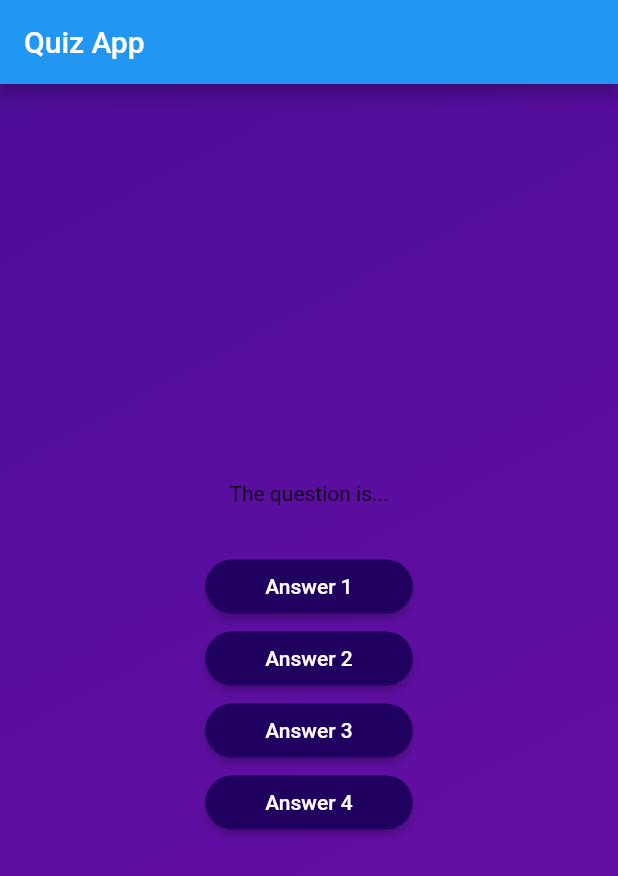
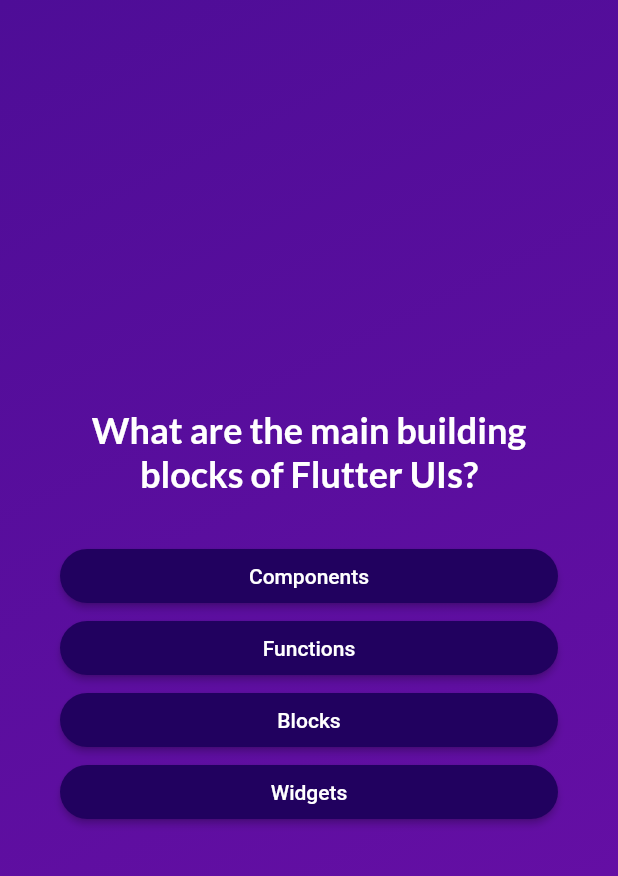
Before and after one commit to PhBouzid/quiz_app, a Flutter app: the screen it shows after launch, after a tap on "Start Quiz", on a phone screen of 412 x 824 dp. Shown: the top 876 px of the screen. Run offline on Flutter 3.47's test engine with Material 2 defaults, Android fonts, the phone set to English and light mode, and no system bars; our stand-ins replace google_fonts; missing offline and left inert: dart:ffi.

Commit message:
added result screen

```diff
--- a/lib/models/quiz_question.dart
+++ b/lib/models/quiz_question.dart
@@ -2,4 +2,10 @@ class QuizQuestion {
   const QuizQuestion(this.question, this.answers);
   final String question;
   final List<String> answers;
+
+  List<String> getShuffledAnswers() {
+    final shuffledAnswers = List.of(answers);
+    shuffledAnswers.shuffle();
+    return shuffledAnswers;
+  }
 }
--- a/lib/screens/question_screen.dart
+++ b/lib/screens/question_screen.dart
@@ -1,28 +1,59 @@
 import 'package:flutter/material.dart';
+import 'package:quiz_app/data/quiz_data.dart';
 import 'package:quiz_app/widgets/answer_button.dart';
+import 'package:google_fonts/google_fonts.dart';
 
 class QuestionScreen extends StatefulWidget {
-  const QuestionScreen({super.key});
+  const QuestionScreen({super.key, required this.onSelectAnswer});
+
+  final void Function(String) onSelectAnswer;
 
   @override
   State<QuestionScreen> createState() => _QuestionScreenState();
 }
 
 class _QuestionScreenState extends State<QuestionScreen> {
+  var currentQuestionIndex = 0;
+
+  void answerQuestion(String answer) {
+    widget.onSelectAnswer(answer);
+    setState(() {
+      currentQuestionIndex++;
+    });
+  }
+
   @override
   Widget build(BuildContext context) {
+    final currentQuestion = questions[currentQuestionIndex];
     return SizedBox(
       width: double.infinity,
-      child: Column(
-        mainAxisAlignment: MainAxisAlignment.center,
-        children: [
-          const Text('The question is...'),
-          const SizedBox(height: 30),
-          AnswerButton(answer: "Answer 1", onPressed: () {}),
-          AnswerButton(answer: "Answer 2", onPressed: () {}),
-          AnswerButton(answer: "Answer 3", onPressed: () {}),
-          AnswerButton(answer: "Answer 4", onPressed: () {}),
-        ],
+      child: Container(
+        margin: const EdgeInsets.all(40),
+        child: Column(
+          mainAxisAlignment: MainAxisAlignment.center,
+          crossAxisAlignment: CrossAxisAlignment.stretch,
+          children: [
+            Text(
+              currentQuestion.question,
+              style: GoogleFonts.lato(
+                textStyle: const TextStyle(
+                  color: Colors.white,
+                  fontSize: 24,
+                  fontWeight: FontWeight.bold,
+                ),
+              ),
+              textAlign: TextAlign.center,
+            ),
+            const SizedBox(height: 30),
+            ...currentQuestion.getShuffledAnswers().map((e) {
+              return AnswerButton(
+                  answer: e,
+                  onPressed: () {
+                    answerQuestion(e);
+                  });
+            }),
+          ],
+        ),
       ),
     );
   }
--- a/lib/screens/quiz_screen.dart
+++ b/lib/screens/quiz_screen.dart
@@ -1,5 +1,7 @@
 import 'package:flutter/material.dart';
+import 'package:quiz_app/data/quiz_data.dart';
 import 'package:quiz_app/screens/question_screen.dart';
+import 'package:quiz_app/screens/results.dart';
 import 'package:quiz_app/screens/start_screen.dart';
 import 'package:quiz_app/widgets/background.dart';
 
@@ -12,6 +14,7 @@ class Quiz extends StatefulWidget {
 }
 
 class _QuizState extends State<Quiz> {
+  List<String> selectedAnswers = [];
   var activeScreen = 1;
   BoxDecoration background = Background().decorate();
 
@@ -26,17 +29,26 @@ class _QuizState extends State<Quiz> {
     });
   }
 
+  void chooseAnswer(String answer) {
+    selectedAnswers.add(answer);
+    if (selectedAnswers.length == questions.length) {
+      setState(() {
+        //selectedAnswers = [];
+        activeScreen = 3;
+      });
+    }
+  }
+
   @override
   Widget build(BuildContext context) {
     Widget screen = StartScreen(switchScreen);
     if (activeScreen == 2) {
-      screen = const QuestionScreen();
+      screen = QuestionScreen(onSelectAnswer: chooseAnswer);
+    } else if (activeScreen == 3) {
+      screen = ResultScreen(chosenAnswers: selectedAnswers);
     }
 
     return Scaffold(
-      appBar: AppBar(
-        title: const Text("Quiz App"),
-      ),
       body: Container(
         decoration: background,
         child: screen,
--- a/lib/screens/start_screen.dart
+++ b/lib/screens/start_screen.dart
@@ -1,4 +1,5 @@
 import 'package:flutter/material.dart';
+import 'package:google_fonts/google_fonts.dart';
 
 class StartScreen extends StatelessWidget {
   const StartScreen(this.startQuiz, {super.key});
@@ -19,15 +20,16 @@ class StartScreen extends StatelessWidget {
           const SizedBox(
             height: 80,
           ),
-          const Text("Learn Flutter with this quiz app!",
-              style: TextStyle(
-                  fontSize: 24,
-                  color: Color.fromARGB(
-                    255,
-                    237,
-                    223,
-                    252,
-                  ))),
+          Text(
+            "Learn Flutter with this quiz app!",
+            style: GoogleFonts.lato(
+              textStyle: const TextStyle(
+                color: Colors.white,
+                fontSize: 24,
+                fontWeight: FontWeight.bold,
+              ),
+            ),
+          ),
           const SizedBox(
             height: 30,
           ),
--- a/lib/widgets/answer_button.dart
+++ b/lib/widgets/answer_button.dart
@@ -19,7 +19,10 @@ class AnswerButton extends StatelessWidget {
           borderRadius: BorderRadius.circular(40),
         ),
       ),
-      child: Text(answer),
+      child: Text(
+        answer,
+        textAlign: TextAlign.center,
+      ),
     );
   }
 }
--- a/pubspec.yaml
+++ b/pubspec.yaml
@@ -9,6 +9,7 @@ environment:
 dependencies:
   flutter:
     sdk: flutter
+  google_fonts: ^6.1.0
 
 dev_dependencies:
   flutter_test:
```
Also changed, not shown: lib/screens/results.dart (added, +52 -0 lines), lib/widgets/questions_summary.dart (added, +46 -0 lines), pubspec.lock, 10 other files.
